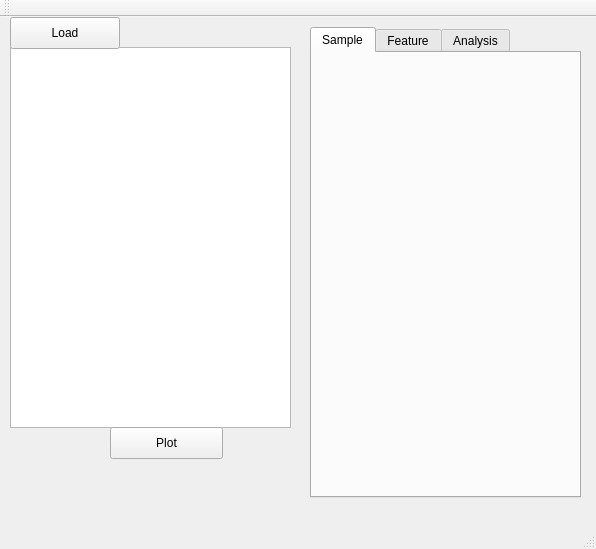
First picture: the form in QtGUI/mainwindow.ui, repository amnona/EZCalour, before the edit.
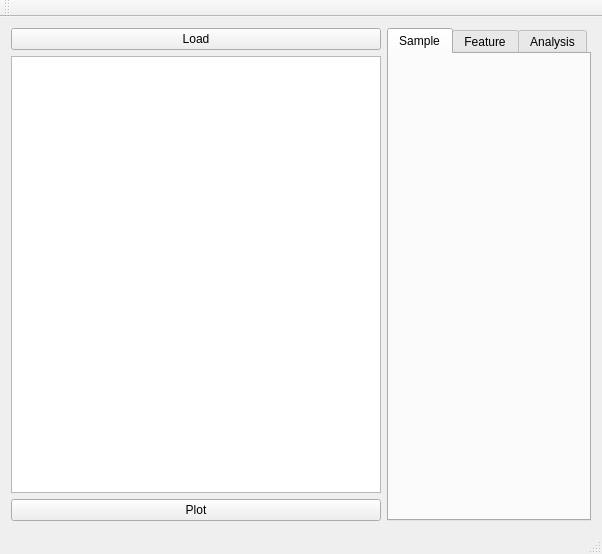
Second picture: the form after the edit.

```diff
--- a/QtGUI/mainwindow.ui
+++ b/QtGUI/mainwindow.ui
@@ -6,58 +6,55 @@
    <rect>
     <x>0</x>
     <y>0</y>
-    <width>596</width>
-    <height>549</height>
+    <width>602</width>
+    <height>554</height>
    </rect>
   </property>
   <property name="windowTitle">
    <string>MainWindow</string>
   </property>
   <widget class="QWidget" name="centralWidget">
-   <widget class="QListWidget" name="wExperiments">
-    <property name="geometry">
-     <rect>
-      <x>10</x>
-      <y>30</y>
-      <width>281</width>
-      <height>381</height>
-     </rect>
-    </property>
-   </widget>
+   <property name="sizePolicy">
+    <sizepolicy hsizetype="Expanding" vsizetype="Expanding">
+     <horstretch>0</horstretch>
+     <verstretch>0</verstretch>
+    </sizepolicy>
+   </property>
+   <layout class="QHBoxLayout" name="horizontalLayout_2">
+    <item>
+     <layout class="QHBoxLayout" name="horizontalLayout">
+      <item>
+       <layout class="QVBoxLayout" name="verticalLayout">
+        <item>
    <widget class="QPushButton" name="wLoad">
-    <property name="geometry">
-     <rect>
-      <x>10</x>
-      <y>0</y>
-      <width>110</width>
-      <height>32</height>
-     </rect>
-    </property>
     <property name="text">
      <string>Load</string>
     </property>
    </widget>
+        </item>
+        <item>
+         <widget class="QListWidget" name="wExperiments">
+          <property name="sizePolicy">
+           <sizepolicy hsizetype="Expanding" vsizetype="Expanding">
+            <horstretch>1</horstretch>
+            <verstretch>0</verstretch>
+           </sizepolicy>
+          </property>
+         </widget>
+        </item>
+        <item>
    <widget class="QPushButton" name="wPlot">
-    <property name="geometry">
-     <rect>
-      <x>110</x>
-      <y>410</y>
-      <width>113</width>
-      <height>32</height>
-     </rect>
-    </property>
     <property name="text">
      <string>Plot</string>
     </property>
    </widget>
+        </item>
+       </layout>
+      </item>
+      <item>
    <widget class="QTabWidget" name="wTabs">
-    <property name="geometry">
-     <rect>
-      <x>310</x>
-      <y>10</y>
-      <width>271</width>
-      <height>471</height>
-     </rect>
+        <property name="enabled">
+         <bool>true</bool>
     </property>
     <property name="sizePolicy">
      <sizepolicy hsizetype="Preferred" vsizetype="Expanding">
@@ -117,6 +114,10 @@
      </widget>
     </widget>
    </widget>
+      </item>
+     </layout>
+    </item>
+   </layout>
   </widget>
   <widget class="QMenuBar" name="menuBar">
    <property name="geometry">
```
Left out of the diff: 2 changed lines with no effect on the pictures. Lines whose indentation alone changed are shown as unchanged.
